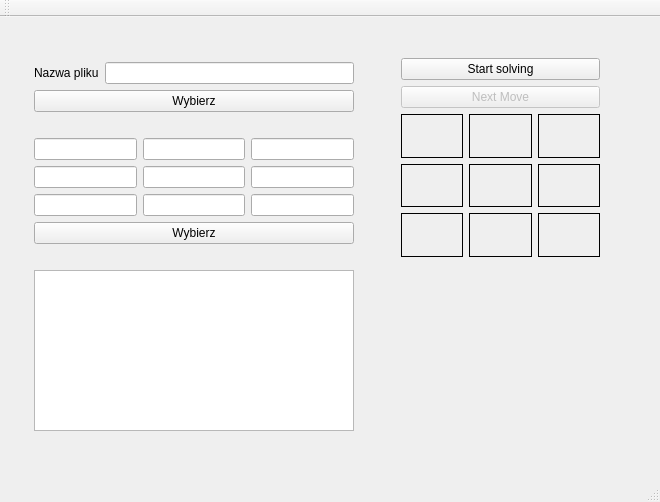
Qt form mainwindow.ui (garmelito/zap-puzzle) before a commit.
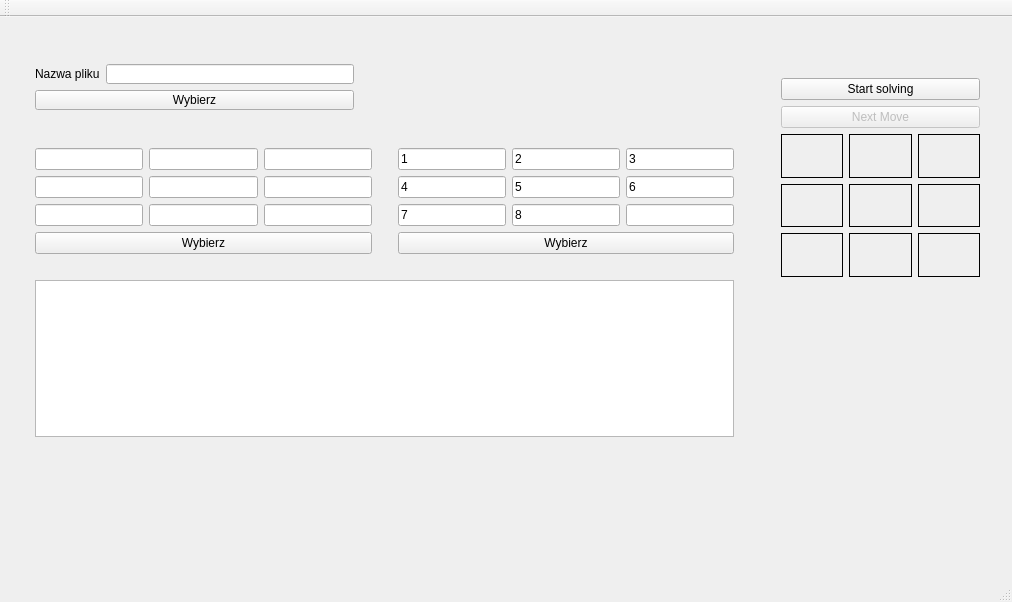
The same form after that commit.

What changed in the file:
```diff
--- a/mainwindow.ui
+++ b/mainwindow.ui
@@ -6,8 +6,8 @@
    <rect>
     <x>0</x>
     <y>0</y>
-    <width>660</width>
-    <height>502</height>
+    <width>1012</width>
+    <height>602</height>
    </rect>
   </property>
   <property name="windowTitle">
@@ -17,8 +17,8 @@
    <widget class="QWidget" name="layoutWidget">
     <property name="geometry">
      <rect>
-      <x>390</x>
-      <y>30</y>
+      <x>770</x>
+      <y>50</y>
       <width>221</width>
       <height>221</height>
      </rect>
@@ -437,10 +437,10 @@
    <widget class="QWidget" name="">
     <property name="geometry">
      <rect>
-      <x>23</x>
-      <y>34</y>
-      <width>342</width>
-      <height>391</height>
+      <x>24</x>
+      <y>36</y>
+      <width>341</width>
+      <height>87</height>
      </rect>
     </property>
     <layout class="QVBoxLayout" name="verticalLayout_2">
@@ -478,6 +478,22 @@
        </property>
       </spacer>
      </item>
+    </layout>
+   </widget>
+   <widget class="QWidget" name="">
+    <property name="geometry">
+     <rect>
+      <x>24</x>
+      <y>120</y>
+      <width>721</width>
+      <height>311</height>
+     </rect>
+    </property>
+    <layout class="QVBoxLayout" name="verticalLayout_5">
+     <item>
+      <layout class="QHBoxLayout" name="horizontalLayout_9">
+       <item>
+        <layout class="QVBoxLayout" name="verticalLayout_4">
      <item>
       <layout class="QHBoxLayout" name="horizontalLayout_2">
        <item>
@@ -524,6 +540,109 @@
        </property>
       </widget>
      </item>
+        </layout>
+       </item>
+       <item>
+        <spacer name="verticalSpacer">
+         <property name="orientation">
+          <enum>Qt::Vertical</enum>
+         </property>
+         <property name="sizeHint" stdset="0">
+          <size>
+           <width>20</width>
+           <height>40</height>
+          </size>
+         </property>
+        </spacer>
+       </item>
+       <item>
+        <layout class="QVBoxLayout" name="verticalLayout_3">
+         <item>
+          <layout class="QHBoxLayout" name="horizontalLayout_6">
+           <item>
+            <widget class="QLineEdit" name="lineEdit_13">
+             <property name="text">
+              <string>1</string>
+             </property>
+            </widget>
+           </item>
+           <item>
+            <widget class="QLineEdit" name="lineEdit_14">
+             <property name="text">
+              <string>2</string>
+             </property>
+            </widget>
+           </item>
+           <item>
+            <widget class="QLineEdit" name="lineEdit_15">
+             <property name="text">
+              <string>3</string>
+             </property>
+            </widget>
+           </item>
+          </layout>
+         </item>
+         <item>
+          <layout class="QHBoxLayout" name="horizontalLayout_7">
+           <item>
+            <widget class="QLineEdit" name="lineEdit_16">
+             <property name="text">
+              <string>4</string>
+             </property>
+            </widget>
+           </item>
+           <item>
+            <widget class="QLineEdit" name="lineEdit_17">
+             <property name="text">
+              <string>5</string>
+             </property>
+            </widget>
+           </item>
+           <item>
+            <widget class="QLineEdit" name="lineEdit_18">
+             <property name="text">
+              <string>6</string>
+             </property>
+            </widget>
+           </item>
+          </layout>
+         </item>
+         <item>
+          <layout class="QHBoxLayout" name="horizontalLayout_8">
+           <item>
+            <widget class="QLineEdit" name="lineEdit_19">
+             <property name="text">
+              <string>7</string>
+             </property>
+            </widget>
+           </item>
+           <item>
+            <widget class="QLineEdit" name="lineEdit_20">
+             <property name="text">
+              <string>8</string>
+             </property>
+            </widget>
+           </item>
+           <item>
+            <widget class="QLineEdit" name="lineEdit_21">
+             <property name="text">
+              <string/>
+             </property>
+            </widget>
+           </item>
+          </layout>
+         </item>
+         <item>
+          <widget class="QPushButton" name="pb_wybierzDane_2">
+           <property name="text">
+            <string>Wybierz</string>
+           </property>
+          </widget>
+         </item>
+        </layout>
+       </item>
+      </layout>
+     </item>
      <item>
       <spacer name="horizontalSpacer_2">
        <property name="orientation">
@@ -542,6 +661,32 @@
      </item>
     </layout>
    </widget>
+   <widget class="QWidget" name="">
+    <property name="geometry">
+     <rect>
+      <x>30</x>
+      <y>10</y>
+      <width>711</width>
+      <height>20</height>
+     </rect>
+    </property>
+    <layout class="QHBoxLayout" name="horizontalLayout_10">
+     <item>
+      <widget class="QLabel" name="label_10">
+       <property name="text">
+        <string>Wejscie</string>
+       </property>
+      </widget>
+     </item>
+     <item>
+      <widget class="QLabel" name="label">
+       <property name="text">
+        <string>Cel</string>
+       </property>
+      </widget>
+     </item>
+    </layout>
+   </widget>
   </widget>
   <widget class="QMenuBar" name="menuBar">
    <property name="geometry">
```
Left out of the diff: 2 changed lines with no effect on the pictures. Lines whose indentation alone changed are shown as unchanged.
